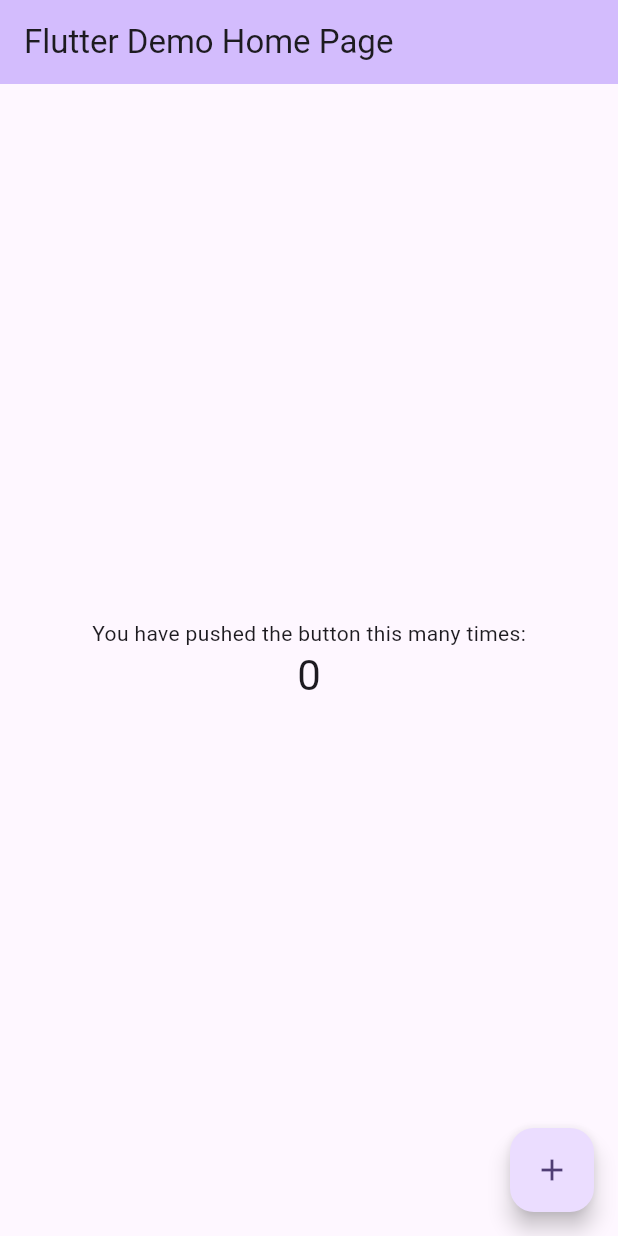
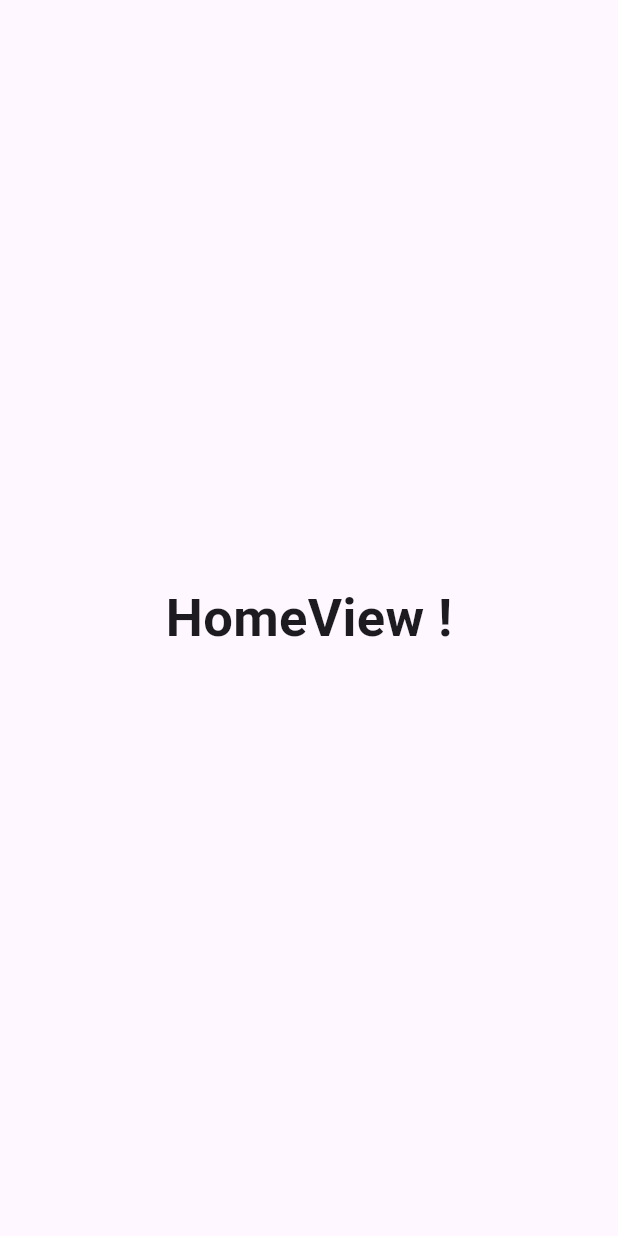
Before and after one commit to AifosXI/Flutter-TFT, a Flutter app: the screen it shows after launch, on a phone screen of 412 x 824 dp. Run offline on Flutter 3.47's test engine with Material 3 defaults, Android fonts, the light colour scheme and no system bars.

Commit message:
feature/TFT-02

```diff
--- a/lib/main.dart
+++ b/lib/main.dart
@@ -1,125 +1,40 @@
 import 'package:flutter/material.dart';
+import 'package:flutter_tft/views/auth/signin_view.dart';
+import 'package:flutter_tft/views/auth/signup_view.dart';
+import 'package:flutter_tft/views/home_view.dart';
+import 'package:flutter_tft/views/not_found_view.dart';
+import 'package:flutter_tft/views/profile_view.dart';
 
 void main() {
   runApp(const MyApp());
 }
 
-class MyApp extends StatelessWidget {
+class MyApp extends StatefulWidget {
   const MyApp({super.key});
 
-  // This widget is the root of your application.
+  @override
+  State<MyApp> createState() => _MyAppState();
+}
+
+class _MyAppState extends State<MyApp> {
   @override
   Widget build(BuildContext context) {
     return MaterialApp(
-      title: 'Flutter Demo',
-      theme: ThemeData(
-        // This is the theme of your application.
-        //
-        // TRY THIS: Try running your application with "flutter run". You'll see
-        // the application has a purple toolbar. Then, without quitting the app,
-        // try changing the seedColor in the colorScheme below to Colors.green
-        // and then invoke "hot reload" (save your changes or press the "hot
-        // reload" button in a Flutter-supported IDE, or press "r" if you used
-        // the command line to start the app).
-        //
-        // Notice that the counter didn't reset back to zero; the application
-        // state is not lost during the reload. To reset the state, use hot
-        // restart instead.
-        //
-        // This works for code too, not just values: Most code changes can be
-        // tested with just a hot reload.
-        colorScheme: ColorScheme.fromSeed(seedColor: Colors.deepPurple),
-        useMaterial3: true,
-      ),
-      home: const MyHomePage(title: 'Flutter Demo Home Page'),
+      title: 'My title',
+      theme: ThemeData(primarySwatch: Colors.purple),
+      home: const HomeView(),
+      onGenerateRoute: (settings) {
+        if(settings.name == SigninView.routeName) {
+          return MaterialPageRoute(builder: (_) => SigninView());
+        } else if (settings.name == SignupView.routeName) {
+          return MaterialPageRoute(builder: (_) => SignupView());
+        } else if (settings.name == ProfileView.routeName) {
+          return MaterialPageRoute(builder: (_) => ProfileView());
+        } else {
+          return null;
+        }
+      },
+      onUnknownRoute: (setting) => MaterialPageRoute(builder: (_) => const NotFoundView()),
     );
   }
 }
-
-class MyHomePage extends StatefulWidget {
-  const MyHomePage({super.key, required this.title});
-
-  // This widget is the home page of your application. It is stateful, meaning
-  // that it has a State object (defined below) that contains fields that affect
-  // how it looks.
-
-  // This class is the configuration for the state. It holds the values (in this
-  // case the title) provided by the parent (in this case the App widget) and
-  // used by the build method of the State. Fields in a Widget subclass are
-  // always marked "final".
-
-  final String title;
-
-  @override
-  State<MyHomePage> createState() => _MyHomePageState();
-}
-
-class _MyHomePageState extends State<MyHomePage> {
-  int _counter = 0;
-
-  void _incrementCounter() {
-    setState(() {
-      // This call to setState tells the Flutter framework that something has
-      // changed in this State, which causes it to rerun the build method below
-      // so that the display can reflect the updated values. If we changed
-      // _counter without calling setState(), then the build method would not be
-      // called again, and so nothing would appear to happen.
-      _counter++;
-    });
-  }
-
-  @override
-  Widget build(BuildContext context) {
-    // This method is rerun every time setState is called, for instance as done
-    // by the _incrementCounter method above.
-    //
-    // The Flutter framework has been optimized to make rerunning build methods
-    // fast, so that you can just rebuild anything that needs updating rather
-    // than having to individually change instances of widgets.
-    return Scaffold(
-      appBar: AppBar(
-        // TRY THIS: Try changing the color here to a specific color (to
-        // Colors.amber, perhaps?) and trigger a hot reload to see the AppBar
-        // change color while the other colors stay the same.
-        backgroundColor: Theme.of(context).colorScheme.inversePrimary,
-        // Here we take the value from the MyHomePage object that was created by
-        // the App.build method, and use it to set our appbar title.
-        title: Text(widget.title),
-      ),
-      body: Center(
-        // Center is a layout widget. It takes a single child and positions it
-        // in the middle of the parent.
-        child: Column(
-          // Column is also a layout widget. It takes a list of children and
-          // arranges them vertically. By default, it sizes itself to fit its
-          // children horizontally, and tries to be as tall as its parent.
-          //
-          // Column has various properties to control how it sizes itself and
-          // how it positions its children. Here we use mainAxisAlignment to
-          // center the children vertically; the main axis here is the vertical
-          // axis because Columns are vertical (the cross axis would be
-          // horizontal).
-          //
-          // TRY THIS: Invoke "debug painting" (choose the "Toggle Debug Paint"
-          // action in the IDE, or press "p" in the console), to see the
-          // wireframe for each widget.
-          mainAxisAlignment: MainAxisAlignment.center,
-          children: <Widget>[
-            const Text(
-              'You have pushed the button this many times:',
-            ),
-            Text(
-              '$_counter',
-              style: Theme.of(context).textTheme.headlineMedium,
-            ),
-          ],
-        ),
-      ),
-      floatingActionButton: FloatingActionButton(
-        onPressed: _incrementCounter,
-        tooltip: 'Increment',
-        child: const Icon(Icons.add),
-      ), // This trailing comma makes auto-formatting nicer for build methods.
-    );
-  }
-}
--- /dev/null
+++ b/lib/views/home_view.dart
@@ -0,0 +1,23 @@
+import 'package:flutter/material.dart';
+
+class HomeView extends StatelessWidget {
+  static String routeName = '/';
+
+  const HomeView({super.key});
+
+  @override
+  Widget build(BuildContext context) {
+    return Scaffold(
+      body: Container(
+        alignment: Alignment.center,
+        child: const Text(
+          'HomeView !',
+          style: TextStyle(
+            fontSize: 35,
+            fontWeight: FontWeight.bold,
+          ),
+        ),
+      )
+    );
+  }
+}
--- a/pubspec.yaml
+++ b/pubspec.yaml
@@ -30,6 +30,9 @@ environment:
 dependencies:
   flutter:
     sdk: flutter
+  provider: ^6.1.2
+  http: ^1.2.1
+  flutter_secure_storage: ^9.0.0
 
 
   # The following adds the Cupertino Icons font to your application.
```
Also changed, not shown: lib/models/signup_form_model.dart (added, +10 -0 lines), lib/models/user_model.dart (added, +15 -0 lines), lib/views/auth/signin_view.dart (added, +21 -0 lines), lib/views/auth/signup_view.dart (added, +39 -0 lines), lib/views/not_found_view.dart (added, +20 -0 lines), lib/views/profile_view.dart (added, +21 -0 lines), lib/views/splash_view.dart (added, +21 -0 lines), lib/models/signin_form_model.dart (added), lib/providers/auth_provider.dart (added), lib/providers/user_provider.dart (added), pubspec.lock, 1 other file.
